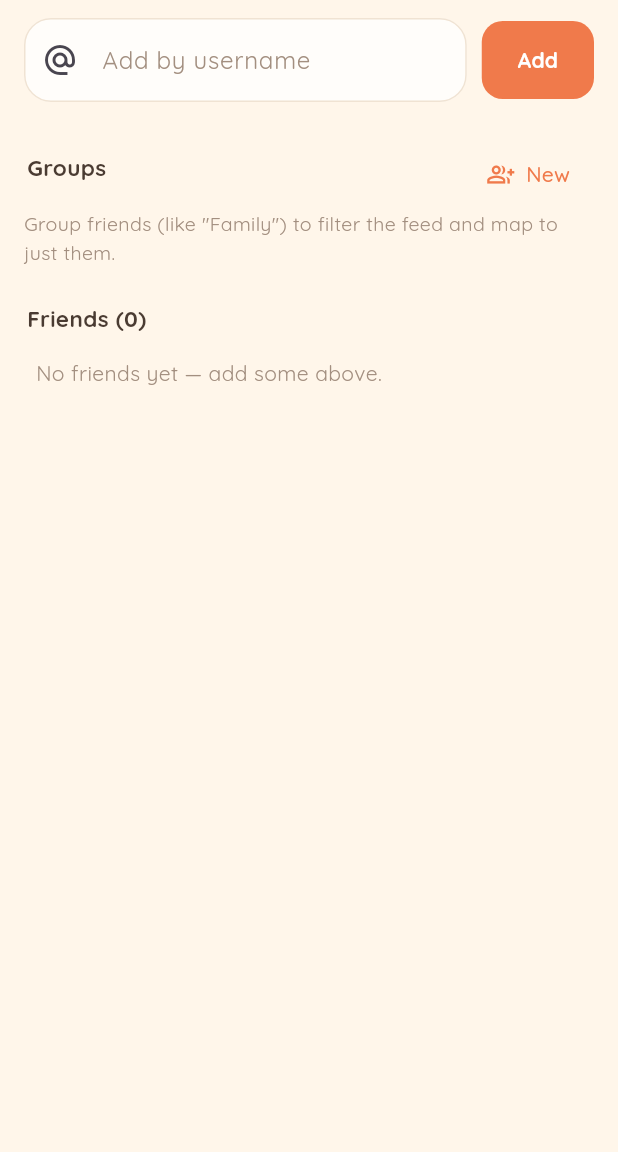
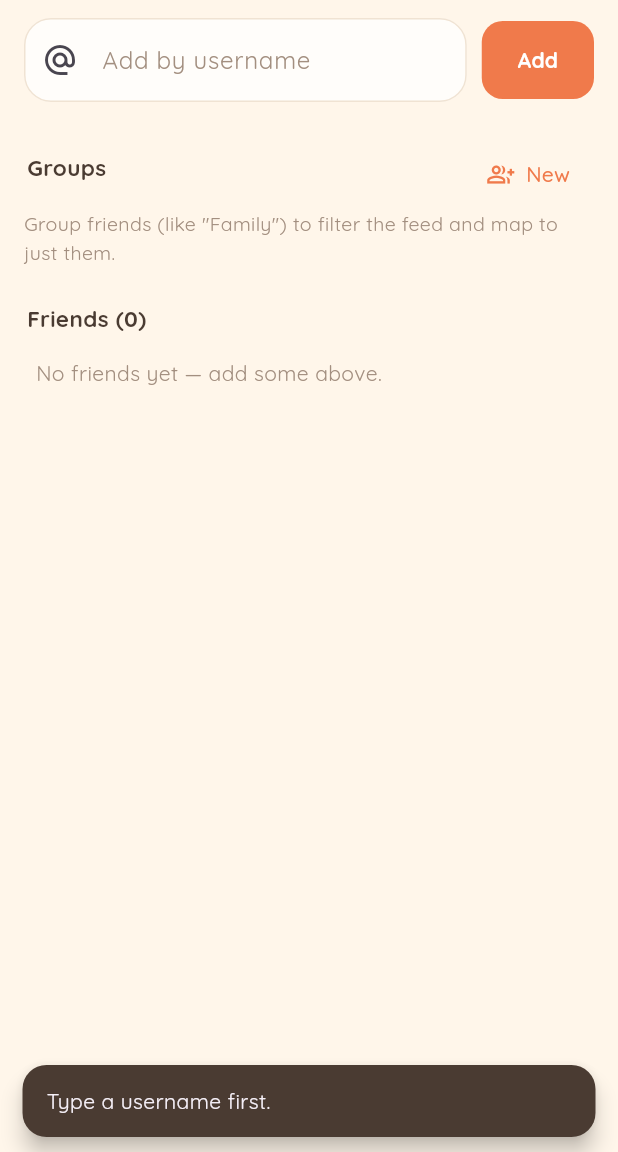
Before and after one commit to AviCagan/Restaurant-tracking, a Flutter app: the FriendsManageScreen screen opened directly, after a tap on "Add", on a phone screen of 412 x 824 dp, the part 84-1236 px from its top. Run offline on Flutter 3.47's test engine with Material 3 defaults, Android fonts, the phone set to English and light mode, and no system bars; our stand-ins replace cached_network_image, cloud_firestore, firebase_auth, firebase_core, firebase_storage, flutter_local_notifications and 9 more; accounts and stored records are empty; generated files the repository leaves out were written again.

Commit message:
Kill the fake signed-in state that silently disabled all social features
The app could look signed in while the cloud layer was off, making every
social feature quietly run in offline mode: adding a friend "succeeded"
instantly without sending anything, and no requests or friend data ever
arrived. Three ways in, all closed:

- The sign-in prompt's "Just exploring? Try the demo" button and the
  Settings sign-in silently falling back to a demo profile on error both
  created a local-only profile with no cloud session. Demo sign-in is
  removed; failures now show an error and stay signed out.
- A locally cached profile could outlive the Firebase session (account
  deleted, session revoked). On boot, a missing Firebase session now clears
  the stale profile so the app honestly shows the welcome screen.
- A failed profile read during cloud boot permanently skipped starting the
  sync/social services for the session. It now retries with backoff and
  logs instead of dying silently.

Adding a friend also reports what actually happened: request sent, no such
username, or sign-in required — no more fake instant "friend".

Co-Authored-By: Claude Fable 5 <noreply@anthropic.com>
Claude-Session: https://claude.ai/code/session_01EyujdCbA9PVdFpE7vHT831

```diff
--- a/lib/data/social_service.dart
+++ b/lib/data/social_service.dart
@@ -185,17 +185,16 @@ class SocialService {
     return const [];
   }
 
-  static void addFriend(String username) {
+  /// Sends a friend request. Returns a user-facing error message, or null
+  /// when the request went out.
+  static Future<String?> addFriend(String username) async {
     final clean = username.trim().replaceAll('@', '');
-    if (clean.isEmpty) return;
-    if (cloudMode) {
-      cloudAddFriend?.call(clean); // sends a friend request
-      return;
+    if (clean.isEmpty) return 'Type a username first.';
+    if (!cloudMode) {
+      return 'Sign in with Google to add friends.';
     }
-    friends.value = [
-      ...friends.value,
-      Friend(clean, clean.toLowerCase()),
-    ];
+    final sent = await cloudAddFriend?.call(clean) ?? false;
+    return sent ? null : 'No user found with that username.';
   }
 
   static void removeFriend(Friend f) {
--- a/lib/screens/friends_manage_screen.dart
+++ b/lib/screens/friends_manage_screen.dart
@@ -55,9 +55,16 @@ class _FriendsManageScreenState extends State<FriendsManageScreen> {
                     shape: RoundedRectangleBorder(
                         borderRadius: BorderRadius.circular(14)),
                   ),
-                  onPressed: () {
-                    SocialService.addFriend(_addCtrl.text);
-                    _addCtrl.clear();
+                  onPressed: () async {
+                    final username = _addCtrl.text.trim().replaceAll('@', '');
+                    final error =
+                        await SocialService.addFriend(_addCtrl.text);
+                    if (!context.mounted) return;
+                    ScaffoldMessenger.of(context).showSnackBar(SnackBar(
+                        content: Text(error ??
+                            'Request sent to @$username 💌 — they\'ll see '
+                                'it on their Friends tab.')));
+                    if (error == null) _addCtrl.clear();
                     setState(() {});
                   },
                   child: const Text('Add',
```
Also changed, not shown: lib/data/auth_service.dart (+0 -11 lines), lib/data/firebase_services.dart (+21 -1 lines), lib/screens/settings_screen.dart (+7 -1 lines), lib/widgets/sign_in_prompt.dart (+0 -12 lines).
